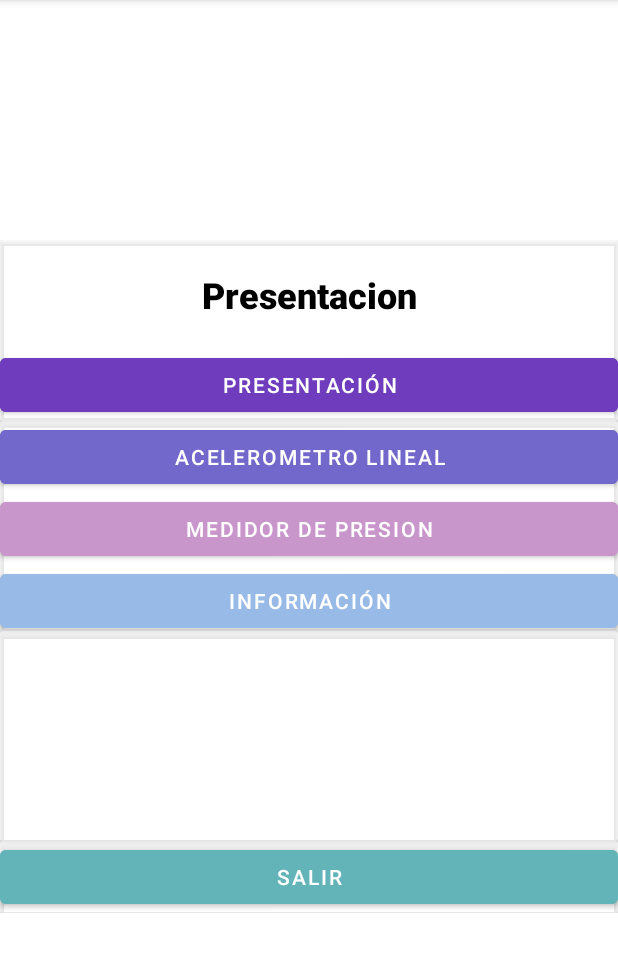
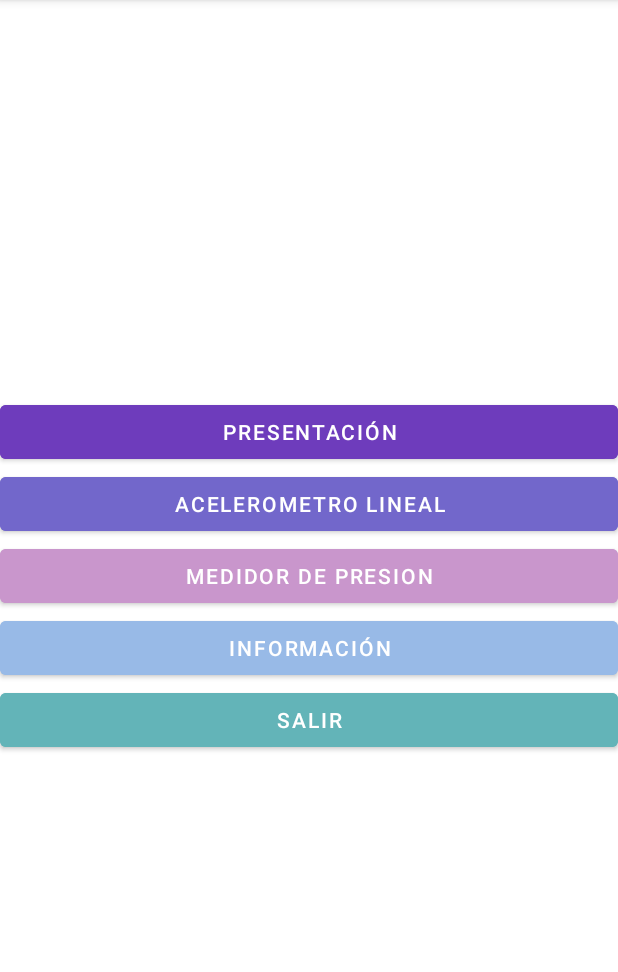
Before and after one commit to ricky0297/PS_RS, an Android app: the screen it shows after launch (MainActivity), on a phone screen of 412 x 824 dp, the part 84-1056 px from its top. Run offline under Robolectric (Android 15) with nearby library versions, the phone set to English and light mode, and no system bars.

Commit message:
ricardo cambio

```diff
--- a/app/src/main/res/layout/activity_main.xml
+++ b/app/src/main/res/layout/activity_main.xml
@@ -28,27 +28,6 @@
                 android:layout_height="wrap_content"
                 android:orientation="vertical">
 
-                <androidx.cardview.widget.CardView
-                    android:layout_width="match_parent"
-                    android:layout_height="wrap_content"
-                    app:cardBackgroundColor="#80FFFFFF">
-
-                    <LinearLayout
-                        android:layout_width="match_parent"
-                        android:layout_height="match_parent"
-                        android:orientation="vertical">
-
-                        <TextView
-                            android:id="@+id/textView5"
-                            android:layout_width="match_parent"
-                            android:layout_height="wrap_content"
-                            android:fontFamily="sans-serif-black"
-                            android:padding="20dp"
-                            android:text="Presentacion"
-                            android:textAlignment="center"
-                            android:textColor="#000000"
-                            android:textSize="24sp" />
-
                 <Button
                     android:id="@+id/present"
                     android:layout_width="match_parent"
@@ -60,19 +39,6 @@
                     android:insetRight="0dp"
                     android:onClick="onClick"
                     android:text="Presentación" />
-
-                    </LinearLayout>
-                </androidx.cardview.widget.CardView>
-
-                <androidx.cardview.widget.CardView
-                    android:layout_width="match_parent"
-                    android:layout_height="140dp"
-                    app:cardBackgroundColor="#80FFFFFF">
-
-                    <LinearLayout
-                        android:layout_width="match_parent"
-                        android:layout_height="251dp"
-                        android:orientation="vertical">
 
                 <Button
                     android:id="@+id/acel"
@@ -100,24 +66,6 @@
                     android:ellipsize="none"
                     android:onClick="onClick"
                     android:text="Información" />
-                    </LinearLayout>
-
-                </androidx.cardview.widget.CardView>
-
-                <androidx.cardview.widget.CardView
-                    android:layout_width="match_parent"
-                    android:layout_height="140dp"
-                    app:cardBackgroundColor="#80FFFFFF" />
-
-                <androidx.cardview.widget.CardView
-                    android:layout_width="match_parent"
-                    android:layout_height="match_parent"
-                    app:cardBackgroundColor="#80FFFFFF">
-
-                    <LinearLayout
-                        android:layout_width="match_parent"
-                        android:layout_height="match_parent"
-                        android:orientation="vertical">
 
                 <Button
                     android:id="@+id/salir"
@@ -127,9 +75,7 @@
                     android:ellipsize="none"
                     android:onClick="onClick"
                     android:text="salir" />
-                    </LinearLayout>
 
-                </androidx.cardview.widget.CardView>
             </LinearLayout>
         </ScrollView>
 
```
Lines whose indentation alone changed are shown as unchanged.
